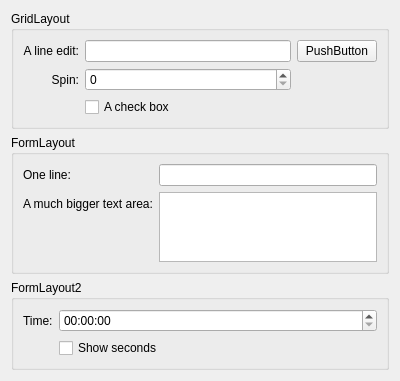
Qt form demowidget.ui (agateau/columnresizer) before a commit.
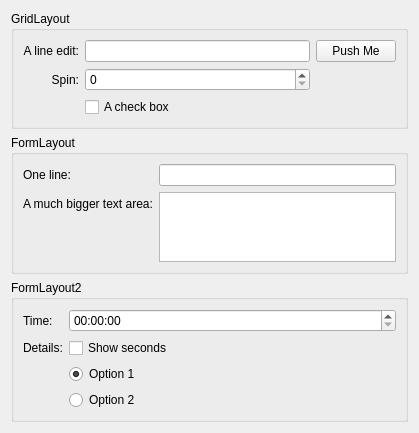
The same form after that commit.

```diff
--- a/demowidget.ui
+++ b/demowidget.ui
@@ -6,8 +6,8 @@
    <rect>
     <x>0</x>
     <y>0</y>
-    <width>400</width>
-    <height>366</height>
+    <width>419</width>
+    <height>400</height>
    </rect>
   </property>
   <property name="windowTitle">
@@ -49,7 +49,7 @@
       <item row="0" column="2">
        <widget class="QPushButton" name="pushButton">
         <property name="text">
-         <string>PushButton</string>
+         <string>Push Me</string>
         </property>
        </widget>
       </item>
@@ -118,6 +118,30 @@
         </property>
        </widget>
       </item>
+      <item row="3" column="0">
+       <widget class="QLabel" name="label_6">
+        <property name="text">
+         <string>Details:</string>
+        </property>
+       </widget>
+      </item>
+      <item row="4" column="1">
+       <widget class="QRadioButton" name="radioButton">
+        <property name="text">
+         <string>Option 1</string>
+        </property>
+        <property name="checked">
+         <bool>true</bool>
+        </property>
+       </widget>
+      </item>
+      <item row="5" column="1">
+       <widget class="QRadioButton" name="radioButton_2">
+        <property name="text">
+         <string>Option 2</string>
+        </property>
+       </widget>
+      </item>
      </layout>
     </widget>
    </item>
```
